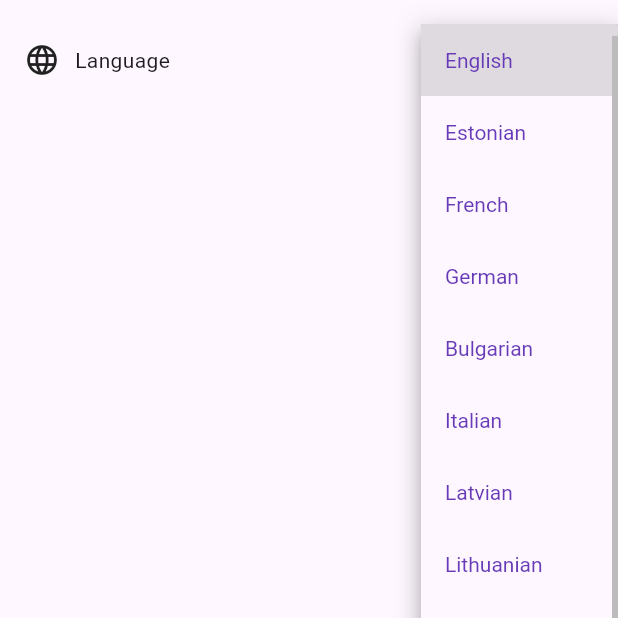
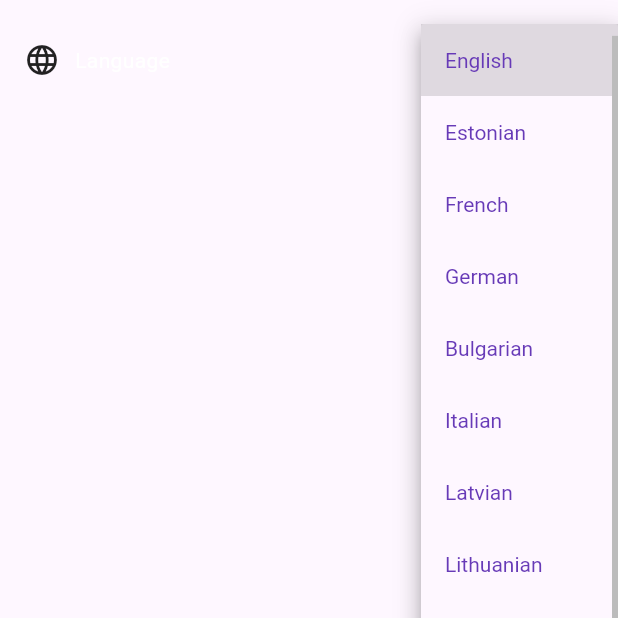
Before and after one commit to SergiiMytakii/AI-Assistant-Flutter, a Flutter app: the SettingsScreen screen opened directly, after a tap on the "arrow drop down" icon, on a phone screen of 412 x 824 dp, the top half of it. Run offline on Flutter 3.47's test engine with Material 3 defaults, Android fonts, the phone set to English and light mode, and no system bars; our stand-ins replace dartz, easy_localization, firebase_analytics, firebase_auth, firebase_core, firebase_crashlytics and 7 more; missing offline and left inert: dart:html, firebase_cloud_firestore; accounts and stored records are empty; network calls fail.

```diff
--- a/lib/data/use_cases/auth/sign_in_use_case.dart
+++ b/lib/data/use_cases/auth/sign_in_use_case.dart
@@ -1,5 +1,6 @@
 import 'package:dartz/dartz.dart';
 import 'package:injectable/injectable.dart';
+import 'package:my_template/core/errors/failures.dart';
 import 'package:my_template/domain/entities/user.dart';
 import 'package:my_template/domain/repositories/auth_repository.dart';
 
@@ -9,7 +10,7 @@ class SignInUseCase {
 
   SignInUseCase(this.repository);
 
-  Future<Either<String, User>> call(
+  Future<Either<Failure, User>> call(
       {required String email, required String password}) {
     return repository.signIn(email: email, password: password);
   }
--- a/lib/data/use_cases/auth/sign_up_use_case.dart
+++ b/lib/data/use_cases/auth/sign_up_use_case.dart
@@ -1,5 +1,6 @@
 import 'package:dartz/dartz.dart';
 import 'package:injectable/injectable.dart';
+import 'package:my_template/core/errors/failures.dart';
 import 'package:my_template/domain/entities/user.dart';
 import 'package:my_template/domain/repositories/auth_repository.dart';
 
@@ -9,7 +10,7 @@ class SignUpUseCase {
 
   SignUpUseCase(this.repository);
 
-  Future<Either<String, User>> call(
+  Future<Either<Failure, User>> call(
       {required String email, required String password}) {
     return repository.signUp(email: email, password: password);
   }
--- a/lib/domain/repositories/auth_repository.dart
+++ b/lib/domain/repositories/auth_repository.dart
@@ -1,13 +1,14 @@
 import 'package:dartz/dartz.dart';
+import 'package:my_template/core/errors/failures.dart';
 import '../entities/user.dart';
 
 abstract class AuthenticationRepository {
   Future<User?> get user;
 
-  Future<Either<String, User>> signUp(
+  Future<Either<Failure, User>> signUp(
       {required String email, required String password});
 
-  Future<Either<String, User>> signIn(
+  Future<Either<Failure, User>> signIn(
       {required String email, required String password});
 
   Future<void> signOut();
--- a/lib/main.dart
+++ b/lib/main.dart
@@ -73,8 +73,9 @@ void _activateCrashlitics(bool isProdMode) {
   // Pass all uncaught asynchronous errors that aren't handled by the Flutter framework to Crashlytics
   PlatformDispatcher.instance.onError = (error, stack) {
     logger.e(error);
-    if (isProdMode)
+    if (isProdMode) {
       FirebaseCrashlytics.instance.recordError(error, stack, fatal: true);
+    }
     return true;
   };
 }
--- /dev/null
+++ b/lib/theme.dart
@@ -0,0 +1,19 @@
+import 'package:flutter/material.dart';
+
+final ThemeData lightTheme = ThemeData.light().copyWith(
+  brightness: Brightness.light,
+  appBarTheme: const AppBarTheme(
+    backgroundColor: Colors.white,
+    titleTextStyle: TextStyle(color: Colors.white, fontSize: 20),
+  ),
+  textTheme: const TextTheme(),
+);
+
+final ThemeData darkTheme = ThemeData.dark().copyWith(
+  brightness: Brightness.dark,
+  appBarTheme: const AppBarTheme(
+    backgroundColor: Colors.black,
+    titleTextStyle: TextStyle(color: Colors.white, fontSize: 20),
+  ),
+  textTheme: const TextTheme(),
+);
```
Also changed, not shown: lib/app.dart (+4 -3 lines), lib/core/errors/failures.dart (added, +59 -0 lines), lib/data/repositories/auth_repository_impl.dart (+5 -4 lines), lib/presentation/bloc/bloc/auth_bloc.dart (+4 -4 lines), lib/core/errors/failures.freezed.dart (added).
